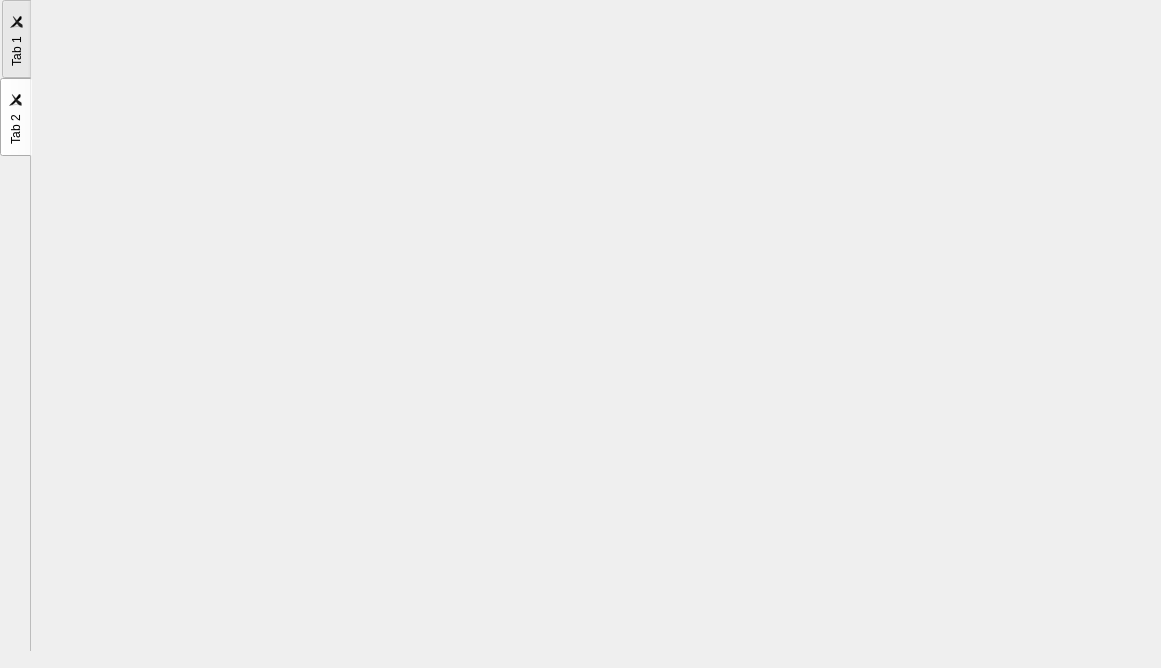
NWYLZW/A-Language-IDE, file visualizationSrc/qtUI/CardControler/cardControler.ui: the form before one commit.
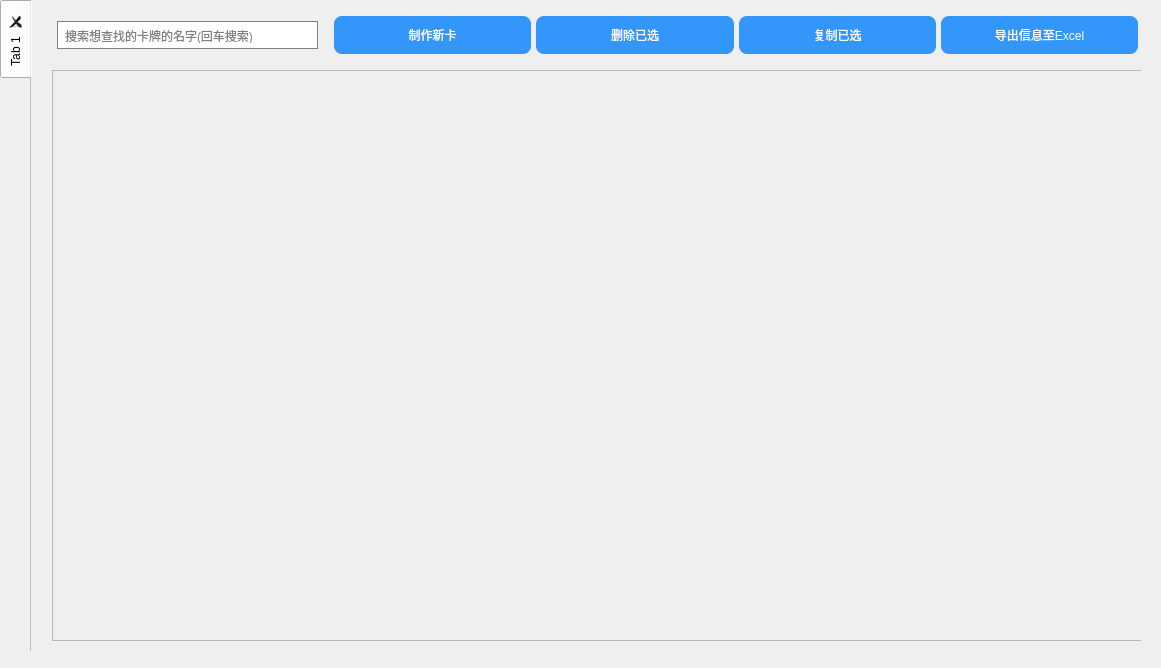
The form after the commit. The open tabs and pages were chosen to show the change.

What changed in the file:
```diff
--- a/visualizationSrc/qtUI/CardControler/cardControler.ui
+++ b/visualizationSrc/qtUI/CardControler/cardControler.ui
@@ -211,17 +211,6 @@
      </widget>
     </widget>
    </widget>
-   <widget class="QWidget" name="NoneTab">
-    <property name="maximumSize">
-     <size>
-      <width>1127</width>
-      <height>651</height>
-     </size>
-    </property>
-    <attribute name="title">
-     <string>Tab 2</string>
-    </attribute>
-   </widget>
   </widget>
  </widget>
  <resources/>
```
